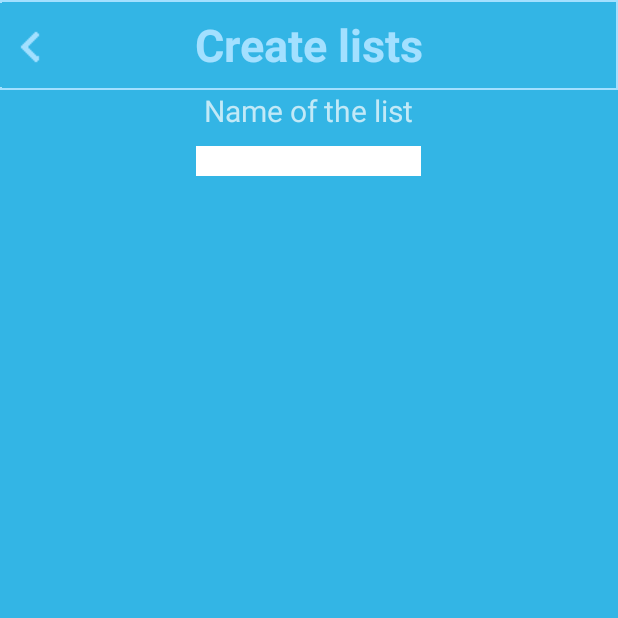
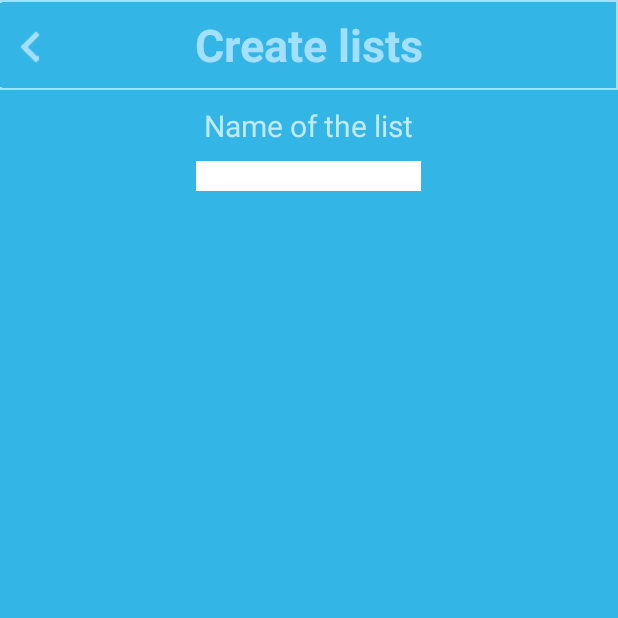
Before and after one commit to faflo10/P_tut, an Android app: the Create_list screen opened directly, with no data from a screen before it, on a phone screen of 412 x 824 dp, the top half of it. Run offline under Robolectric (Android 15) with nearby library versions, the phone set to English and light mode, and no system bars.

Commit message:
PROBLEME DE DB RESOLU git statusgit status! On reprend les affaires git status + petites modifs

```diff
--- a/app/src/main/java/p_tut/elethink_interface/Create_list.java
+++ b/app/src/main/java/p_tut/elethink_interface/Create_list.java
@@ -27,8 +27,7 @@ public class Create_list extends ActionBarActivity {
 
         back.setOnClickListener(new ImageButton.OnClickListener() {
             public void onClick(View v) {
-                Intent back_intent = new Intent(Create_list.this, List_menu.class);
-                startActivity(back_intent);
+                finish();
             }
         });
     }
--- a/app/src/main/java/p_tut/elethink_interface/List_menu.java
+++ b/app/src/main/java/p_tut/elethink_interface/List_menu.java
@@ -29,8 +29,7 @@ public class List_menu extends ActionBarActivity {
 
         back.setOnClickListener(new ImageButton.OnClickListener() {
             public void onClick (View v){
-                Intent back_act = new Intent(List_menu.this, Start_menu.class);
-                startActivity(back_act);
+                finish();
             }
         });
 
@@ -68,8 +67,7 @@ public class List_menu extends ActionBarActivity {
                 startActivity(creation);
                 return true;
             case R.id.back :
-                Intent back_intent = new Intent(List_menu.this, Start_menu.class);
-                startActivity(back_intent);
+                finish();
                 return true;
         }
         return false;
--- a/app/src/main/java/p_tut/elethink_interface/Manage_list.java
+++ b/app/src/main/java/p_tut/elethink_interface/Manage_list.java
@@ -32,8 +32,7 @@ public class Manage_list extends ActionBarActivity {
 
         back.setOnClickListener(new ImageButton.OnClickListener() {
             public void onClick(View v) {
-                Intent back_intent = new Intent(Manage_list.this, List_menu.class);
-                startActivity(back_intent);
+                finish();
             }
         });
 
--- a/app/src/main/java/p_tut/elethink_interface/Settings_menu.java
+++ b/app/src/main/java/p_tut/elethink_interface/Settings_menu.java
@@ -32,8 +32,7 @@ public class Settings_menu extends ActionBarActivity{
         back.setOnClickListener(new View.OnClickListener() {
             @Override
             public void onClick(View v) {
-                Intent back_menu = new Intent(Settings_menu.this, Start_menu.class);
-                startActivity(back_menu);
+                finish();
             }
         });
 
@@ -53,8 +52,7 @@ public class Settings_menu extends ActionBarActivity{
     public boolean onOptionsItemSelected(MenuItem item) {
         switch(item.getItemId()) {
             case R.id.back :
-                Intent back_intent = new Intent(Settings_menu.this, Start_menu.class);
-                startActivity(back_intent);
+                finish();
                 return true;
         }
         return false;
--- a/app/src/main/java/p_tut/elethink_interface/Whereabout_menu.java
+++ b/app/src/main/java/p_tut/elethink_interface/Whereabout_menu.java
@@ -24,8 +24,7 @@ public class Whereabout_menu extends ActionBarActivity {
         back.setOnClickListener(new View.OnClickListener() {
             @Override
             public void onClick(View v) {
-                Intent back = new Intent(Whereabout_menu.this, Start_menu.class);
-                startActivity(back);
+                finish();
             }
         });
     }
@@ -41,8 +40,7 @@ public class Whereabout_menu extends ActionBarActivity {
     public boolean onOptionsItemSelected(MenuItem item) {
         switch(item.getItemId()) {
             case R.id.back :
-                Intent back_intent = new Intent(Whereabout_menu.this, Start_menu.class);
-                startActivity(back_intent);
+                finish();
                 return true;
         }
         return false;
--- a/app/src/main/res/layout/create_list.xml
+++ b/app/src/main/res/layout/create_list.xml
@@ -29,10 +29,12 @@
             android:layout_marginTop="2dp"/>
     </FrameLayout>
 
-    <RelativeLayout
+    <LinearLayout
         android:layout_width="fill_parent"
-        android:layout_height="wrap_content"
-        android:layout_below="@+id/frameLayout">
+        android:layout_height="match_parent"
+        android:layout_below="@+id/frameLayout"
+        android:orientation="vertical"
+        android:gravity="center_horizontal">
 
         <TextView
             android:layout_width="wrap_content"
@@ -41,7 +43,7 @@
             android:layout_centerHorizontal="true"
             android:id="@+id/title"
             android:textSize="@dimen/font_size_button"
-            />
+            android:layout_marginTop="10dp"/>
 
         <EditText
             style="@style/text_box"
@@ -53,6 +55,6 @@
             android:layout_marginTop="10dp"
             />
 
-    </RelativeLayout>
+    </LinearLayout>
 
 </RelativeLayout>
```
Also changed, not shown: app/src/main/java/p_tut/elethink_interface/Play_menu.java (+14 -19 lines), app/src/main/java/p_tut/elethink_interface/Start_menu.java (+3 -5 lines), app/src/main/java/p_tut/elethink_interface/local_database/LocalListDb.java (+17 -4 lines).
